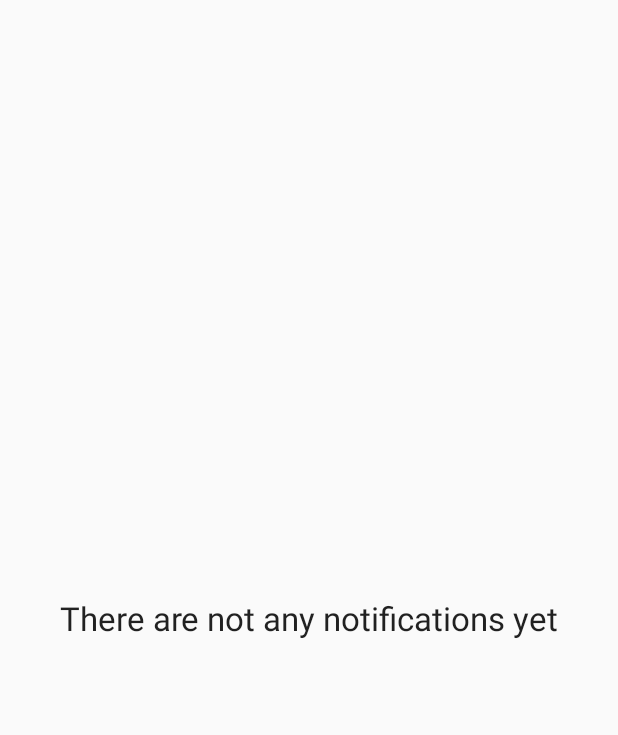
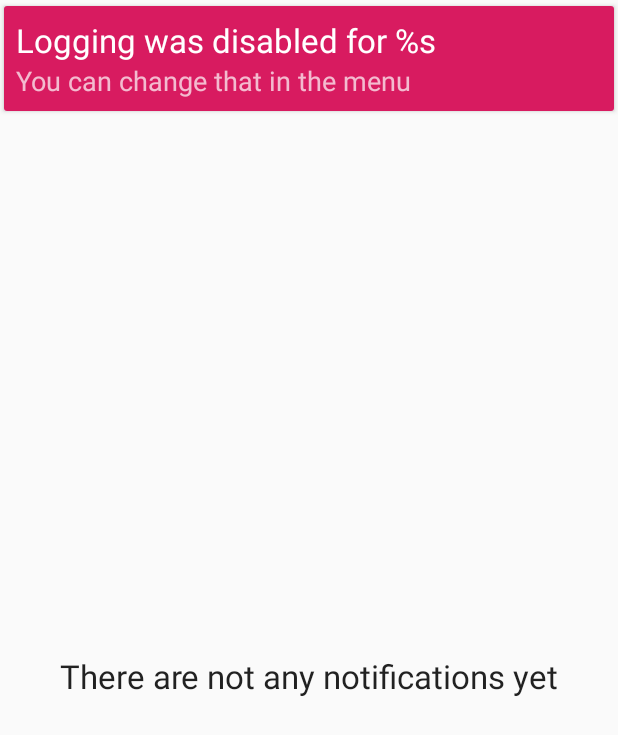
Before and after one commit to d33mobile/notification-http, an Android app: the layout app_detail.xml on its own in the app's theme, with its tools: preview values and no code run, on a phone screen of 412 x 824 dp. Shown: the top 735 px of the screen. Run offline under Robolectric (Android 15) with nearby library versions, the phone set to English and light mode, and no system bars.

Commit message:
Add option to disable/ enable logging per App
This closes https://gitlab.com/notificationlog/notificationlog-android/issues/2

```diff
--- a/app/src/main/java/de/jl/notificationlog/service/NotificationSaveUtil.kt
+++ b/app/src/main/java/de/jl/notificationlog/service/NotificationSaveUtil.kt
@@ -5,12 +5,17 @@ import android.content.Context
 import de.jl.notificationlog.data.AppDatabase
 import de.jl.notificationlog.data.NotificationItem
 import de.jl.notificationlog.notification.NotificationParser
+import de.jl.notificationlog.util.Configuration
 import java.util.concurrent.Executors
 
 object NotificationSaveUtil {
     private val saveThread = Executors.newSingleThreadExecutor()
 
     fun save(notification: Notification, packageName: String, context: Context) {
+        if (!Configuration.with(context).shouldLogNotifications(packageName)) {
+            return
+        }
+
         val item = NotificationParser.parse(notification, context)
 
         save(NotificationItem(
--- a/app/src/main/java/de/jl/notificationlog/ui/AppListActivity.kt
+++ b/app/src/main/java/de/jl/notificationlog/ui/AppListActivity.kt
@@ -13,6 +13,7 @@ import de.jl.notificationlog.ui.appdetail.AppDetailActivity
 import de.jl.notificationlog.ui.appdetail.AppDetailFragment
 import de.jl.notificationlog.ui.applist.AppListFragment
 import de.jl.notificationlog.ui.applist.AppListModel
+import de.jl.notificationlog.ui.settings.SettingsActivity
 import kotlinx.android.synthetic.main.activity_app_list.*
 import kotlinx.android.synthetic.main.app_list.*
 
@@ -100,6 +101,11 @@ class AppListActivity : AppCompatActivity() {
 
             true
         }
+        item.itemId == R.id.action_settings -> {
+            startActivity(Intent(this, SettingsActivity::class.java))
+
+            true
+        }
         else -> super.onOptionsItemSelected(item)
     }
 }
--- /dev/null
+++ b/app/src/main/res/drawable/ic_check_box_black_48dp.xml
@@ -0,0 +1,4 @@
+<vector android:height="48dp" android:viewportHeight="24.0"
+    android:viewportWidth="24.0" android:width="48dp" xmlns:android="http://schemas.android.com/apk/res/android">
+    <path android:fillColor="#FF000000" android:pathData="M19,3L5,3c-1.11,0 -2,0.9 -2,2v14c0,1.1 0.89,2 2,2h14c1.11,0 2,-0.9 2,-2L21,5c0,-1.1 -0.89,-2 -2,-2zM10,17l-5,-5 1.41,-1.41L10,14.17l7.59,-7.59L19,8l-9,9z"/>
+</vector>
--- /dev/null
+++ b/app/src/main/res/drawable/ic_check_box_outline_blank_black_48dp.xml
@@ -0,0 +1,4 @@
+<vector android:height="48dp" android:viewportHeight="24.0"
+    android:viewportWidth="24.0" android:width="48dp" xmlns:android="http://schemas.android.com/apk/res/android">
+    <path android:fillColor="#FF000000" android:pathData="M19,5v14H5V5h14m0,-2H5c-1.1,0 -2,0.9 -2,2v14c0,1.1 0.9,2 2,2h14c1.1,0 2,-0.9 2,-2V5c0,-1.1 -0.9,-2 -2,-2z"/>
+</vector>
--- a/app/src/main/res/layout/app_detail.xml
+++ b/app/src/main/res/layout/app_detail.xml
@@ -9,16 +9,58 @@
             name="isListEmpty"
             type="Boolean" />
 
+        <variable
+            name="loggingDisabled"
+            type="boolean" />
+
+        <variable
+            name="appTitle"
+            type="String" />
+
         <import type="android.view.View" />
     </data>
 
-    <FrameLayout
+    <LinearLayout
+        android:orientation="vertical"
         android:id="@+id/app_detail"
-        style="?android:attr/textAppearanceLarge"
         android:layout_width="match_parent"
         android:layout_height="match_parent"
         tools:context=".ui.appdetail.AppDetailFragment">
 
+        <androidx.cardview.widget.CardView
+            android:visibility="@{loggingDisabled ? View.VISIBLE : View.GONE}"
+            app:cardUseCompatPadding="true"
+            android:layout_width="match_parent"
+            android:layout_height="wrap_content">
+
+            <LinearLayout
+                android:theme="@style/ThemeOverlay.AppCompat.Dark"
+                android:background="?colorAccent"
+                android:padding="8dp"
+                android:orientation="vertical"
+                android:layout_width="match_parent"
+                android:layout_height="wrap_content">
+
+                <TextView
+                    android:textAppearance="?android:textAppearanceLarge"
+                    tools:text="@string/card_logging_disabled_title"
+                    android:text="@{@string/card_logging_disabled_title(appTitle)}"
+                    android:layout_width="match_parent"
+                    android:layout_height="wrap_content" />
+
+                <TextView
+                    android:textAppearance="?android:textAppearanceMedium"
+                    android:text="@string/card_logging_disabled_text"
+                    android:layout_width="match_parent"
+                    android:layout_height="wrap_content" />
+
+            </LinearLayout>
+
+        </androidx.cardview.widget.CardView>
+
+        <FrameLayout
+            android:layout_width="match_parent"
+            android:layout_height="match_parent">
         <TextView
             android:padding="16dp"
             android:gravity="center"
@@ -33,6 +75,7 @@
             app:layoutManager="androidx.recyclerview.widget.LinearLayoutManager"
             android:layout_width="match_parent"
             android:layout_height="match_parent" />
+        </FrameLayout>
 
-    </FrameLayout>
+    </LinearLayout>
 </layout>
--- a/app/src/main/res/menu/menu_main.xml
+++ b/app/src/main/res/menu/menu_main.xml
@@ -5,4 +5,9 @@
         android:id="@+id/action_about"
         app:showAsAction="never"
         android:title="@string/title_activity_about" />
+
+    <item
+        android:id="@+id/action_settings"
+        app:showAsAction="never"
+        android:title="@string/title_activity_settings" />
 </menu>
--- a/app/src/main/res/values/strings.xml
+++ b/app/src/main/res/values/strings.xml
@@ -27,6 +27,10 @@
     </string>
     <string name="card_enable_service_button">Allow</string>
 
+    <!-- card which informs that logging was disabled for one App -->
+    <string name="card_logging_disabled_title">Logging was disabled for %s</string>
+    <string name="card_logging_disabled_text">You can change that in the menu</string>
+
     <!-- special app entry which merges the data of all apps -->
     <string name="merge_all_apps">All Apps</string>
 
@@ -41,4 +45,12 @@
     <string name="action_export">Export</string>
     <string name="export_done">Export finished</string>
     <string name="export_error">Export failed</string>
+
+    <string name="action_checkbox_enable_logging">log %s</string>
+
+    <!-- settings screen -->
+    <string name="title_activity_settings">Settings</string>
+    <string name="settings_radio_blacklist">Log all Apps except the selected ones</string>
+    <string name="settings_radio_whitelist">Log only the following Apps</string>
+    <string name="settings_search_hint">Search Apps</string>
 </resources>
```
Also changed, not shown: app/src/main/AndroidManifest.xml (+6 -1 lines), app/src/main/java/de/jl/notificationlog/ui/AppsUtil.kt (+12 -0 lines), app/src/main/java/de/jl/notificationlog/ui/appdetail/AppDetailFragment.kt (+36 -0 lines), app/src/main/java/de/jl/notificationlog/ui/settings/CheckableAppListAdapter.kt (added, +46 -0 lines), app/src/main/java/de/jl/notificationlog/ui/settings/SettingsActivity.kt (added, +75 -0 lines), app/src/main/java/de/jl/notificationlog/util/Configuration.kt (added, +61 -0 lines), app/src/main/res/layout/activity_settings.xml (added, +26 -0 lines), app/src/main/res/layout/checkable_app_list_item.xml (added, +59 -0 lines), app/src/main/res/layout/content_settings.xml (added, +51 -0 lines), app/src/main/res/menu/menu_app_detail.xml (+8 -0 lines), 1 other file.
